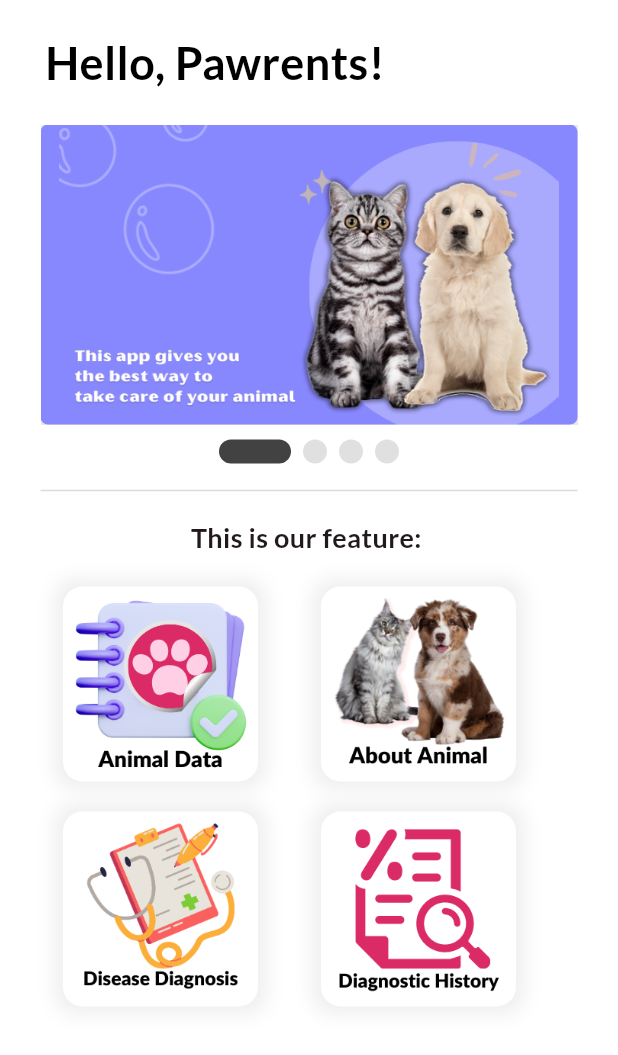
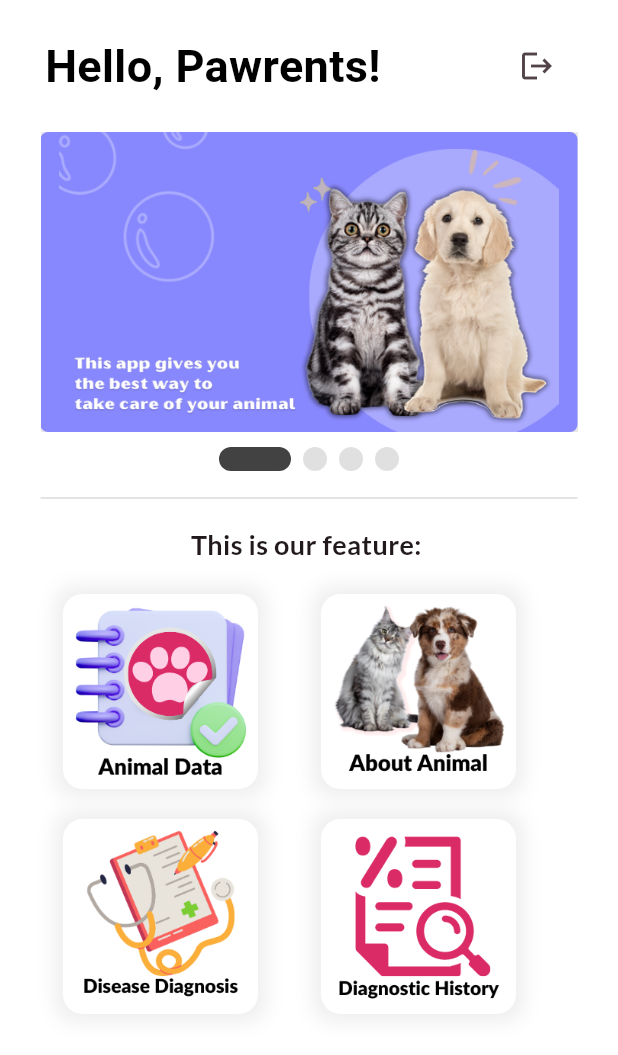
Before and after one commit to Tiarasekarsini/067_AloAnimal, a Flutter app: the HomePage screen opened directly, on a phone screen of 412 x 824 dp. Shown: the top 1055 px of the screen. Run offline on Flutter 3.47's test engine with Material 2 defaults, Android fonts, the light colour scheme and no system bars; drawn by our look-alikes of smooth_page_indicator; our stand-ins replace awesome_dialog, cloud_firestore, firebase_auth, firebase_core, fluttertoast, google_fonts; accounts and stored records are empty.

```diff
--- a/lib/controller/rolebase_controller.dart
+++ b/lib/controller/rolebase_controller.dart
@@ -64,4 +64,8 @@ class RoleBaseController {
     }
     return null;
   }
+
+  Future<void> signOut() async {
+    await auth.signOut();
+  }
 }
--- a/lib/view/home_page.dart
+++ b/lib/view/home_page.dart
@@ -15,6 +15,8 @@ class HomePage extends StatefulWidget {
 }
 
 class _HomePageState extends State<HomePage> {
+  // final RoleBaseController rbc = RoleBaseController();
+
   final PageController _controller = PageController();
   int _currentPage = 0;
 
@@ -26,15 +28,25 @@ class _HomePageState extends State<HomePage> {
           child: Column(
             children: [
               Container(
-                alignment: Alignment.centerLeft,
                 margin: const EdgeInsets.only(top: 20, left: 30, right: 30),
-                child: Text(
-                  'Hello, Pawrents!',
-                  style: GoogleFonts.lato(
-                    fontSize: 30,
-                    color: Colors.black,
-                    fontWeight: FontWeight.bold,
-                  ),
+                child: Row(
+                  mainAxisAlignment: MainAxisAlignment.spaceBetween,
+                  children: [
+                    Text(
+                      'Hello, Pawrents!',
+                      style: TextStyle(
+                        fontSize: 30,
+                        color: Colors.black,
+                        fontWeight: FontWeight.bold,
+                      ),
+                    ),
+                    IconButton(
+                      icon: Icon(Icons.logout),
+                      onPressed: () {
+                        // rbc.signOut();
+                      },
+                    ),
+                  ],
                 ),
               ),
               Container(
```
Also changed, not shown: lib/view/adminPage/admin_page.dart (+86 -5 lines), lib/view/diagnosis/diagnosis.dart (+0 -23 lines).
